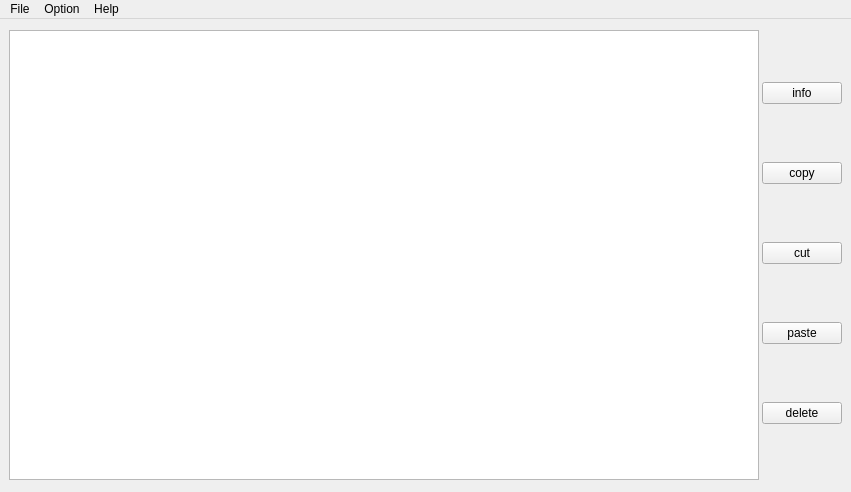
Qt form main_window_disigne.ui (Vladimir-Chernousov/IiVT-FM) before a commit.
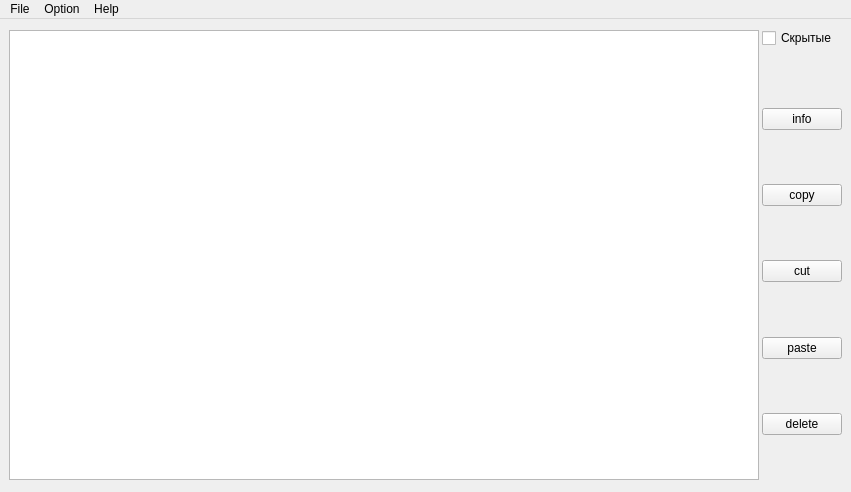
The same form after that commit. Icons and pictures are not drawn.

Commit message: Update file manager: 1. Add new Contex Menu options 2. "About" will always open 3. Add new MessageBox Update GUI: 1. Add new Menu tools 2. Add CheckBox 3. Add Icon application

Patch:
```diff
--- a/main_window_disigne.ui
+++ b/main_window_disigne.ui
@@ -53,6 +53,45 @@
       </item>
       <item>
        <layout class="QVBoxLayout" name="verticalLayout">
+        <item>
+         <spacer name="verticalSpacer_2">
+          <property name="orientation">
+           <enum>Qt::Vertical</enum>
+          </property>
+          <property name="sizeType">
+           <enum>QSizePolicy::Minimum</enum>
+          </property>
+          <property name="sizeHint" stdset="0">
+           <size>
+            <width>20</width>
+            <height>0</height>
+           </size>
+          </property>
+         </spacer>
+        </item>
+        <item>
+         <widget class="QCheckBox" name="checkBox">
+          <property name="text">
+           <string>Скрытые</string>
+          </property>
+         </widget>
+        </item>
+        <item>
+         <spacer name="verticalSpacer">
+          <property name="orientation">
+           <enum>Qt::Vertical</enum>
+          </property>
+          <property name="sizeType">
+           <enum>QSizePolicy::Fixed</enum>
+          </property>
+          <property name="sizeHint" stdset="0">
+           <size>
+            <width>20</width>
+            <height>54</height>
+           </size>
+          </property>
+         </spacer>
+        </item>
         <item>
          <widget class="QPushButton" name="pbn_info">
           <property name="text">
@@ -60,6 +99,19 @@
           </property>
          </widget>
         </item>
+        <item>
+         <spacer name="verticalSpacer_3">
+          <property name="orientation">
+           <enum>Qt::Vertical</enum>
+          </property>
+          <property name="sizeHint" stdset="0">
+           <size>
+            <width>20</width>
+            <height>40</height>
+           </size>
+          </property>
+         </spacer>
+        </item>
         <item>
          <widget class="QPushButton" name="pbn_copy">
           <property name="text">
@@ -67,6 +119,19 @@
           </property>
          </widget>
         </item>
+        <item>
+         <spacer name="verticalSpacer_4">
+          <property name="orientation">
+           <enum>Qt::Vertical</enum>
+          </property>
+          <property name="sizeHint" stdset="0">
+           <size>
+            <width>20</width>
+            <height>40</height>
+           </size>
+          </property>
+         </spacer>
+        </item>
         <item>
          <widget class="QPushButton" name="pbn_cut">
           <property name="text">
@@ -74,6 +139,19 @@
           </property>
          </widget>
         </item>
+        <item>
+         <spacer name="verticalSpacer_5">
+          <property name="orientation">
+           <enum>Qt::Vertical</enum>
+          </property>
+          <property name="sizeHint" stdset="0">
+           <size>
+            <width>20</width>
+            <height>40</height>
+           </size>
+          </property>
+         </spacer>
+        </item>
         <item>
          <widget class="QPushButton" name="pbn_paste">
           <property name="text">
@@ -81,6 +159,19 @@
           </property>
          </widget>
         </item>
+        <item>
+         <spacer name="verticalSpacer_6">
+          <property name="orientation">
+           <enum>Qt::Vertical</enum>
+          </property>
+          <property name="sizeHint" stdset="0">
+           <size>
+            <width>20</width>
+            <height>40</height>
+           </size>
+          </property>
+         </spacer>
+        </item>
         <item>
          <widget class="QPushButton" name="pbn_delete">
           <property name="text">
@@ -88,6 +179,19 @@
           </property>
          </widget>
         </item>
+        <item>
+         <spacer name="verticalSpacer_7">
+          <property name="orientation">
+           <enum>Qt::Vertical</enum>
+          </property>
+          <property name="sizeHint" stdset="0">
+           <size>
+            <width>20</width>
+            <height>40</height>
+           </size>
+          </property>
+         </spacer>
+        </item>
        </layout>
       </item>
      </layout>
```
Left out of the diff: 50 changed lines with no effect on the pictures. The commit also changes 2 other files.
